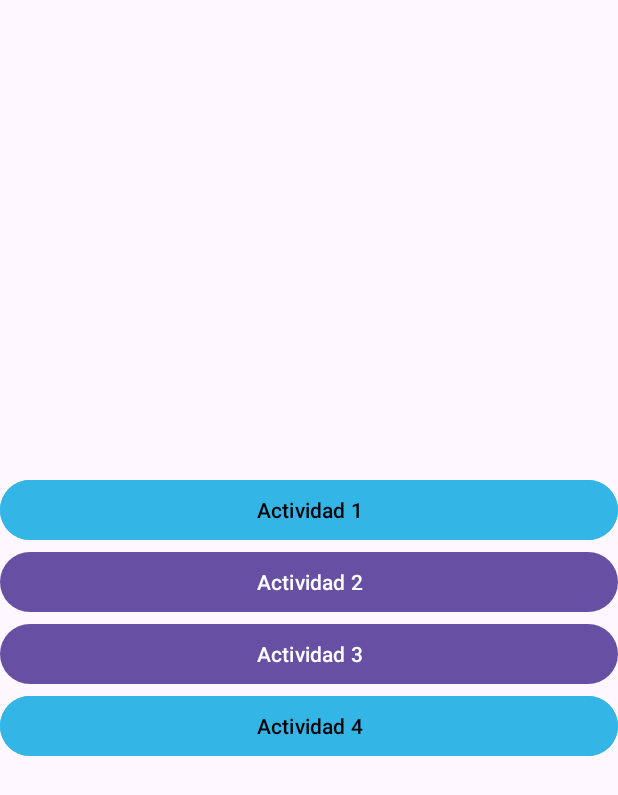
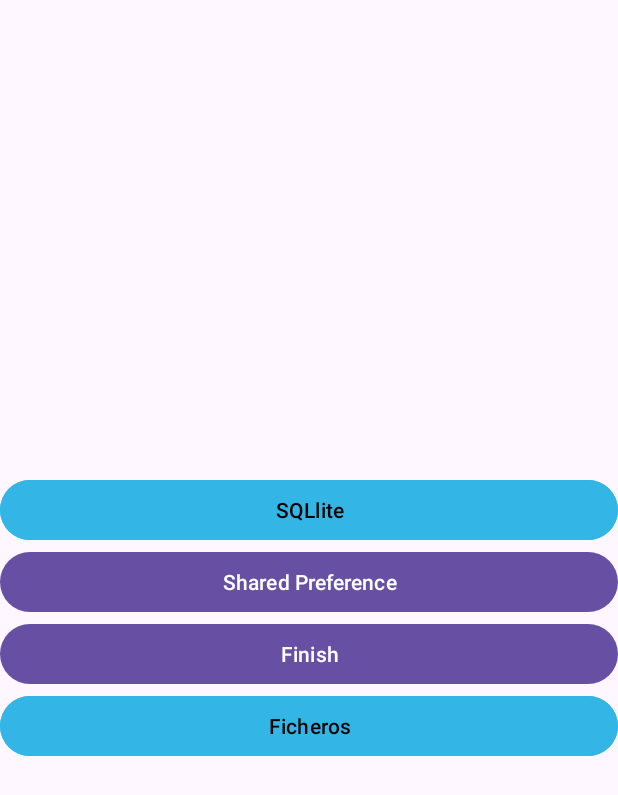
Before and after one commit to Datakokk/modulo-DAM, an Android app: the screen it shows after launch (MainActivity), on a phone screen of 412 x 824 dp. Shown: the top 795 px of the screen. Run offline under Robolectric (Android 15) with nearby library versions, the light colour scheme and no system bars.

Commit message:
PMDM: Se ha agregado el nombre a cada boton que lleva a una funcionalidad especifica

```diff
--- a/PMDM/ClasesAsociadasBotones/app/src/main/res/layout/activity_main.xml
+++ b/PMDM/ClasesAsociadasBotones/app/src/main/res/layout/activity_main.xml
@@ -9,7 +9,7 @@
         android:id="@+id/button1"
         android:layout_width="match_parent"
         android:layout_height="wrap_content"
-        android:text="@string/actividad_1"
+        android:text="SQLlite"
         android:backgroundTint="@android:color/holo_blue_light"
         android:textColor="#000"/>
 
@@ -17,19 +17,19 @@
         android:id="@+id/button2"
         android:layout_width="match_parent"
         android:layout_height="wrap_content"
-        android:text="@string/actividad_2" />
+        android:text="Shared Preference" />
 
     <Button
         android:id="@+id/button3"
         android:layout_width="match_parent"
         android:layout_height="wrap_content"
-        android:text="@string/actividad_3" />
+        android:text="Finish" />
 
     <Button
         android:id="@+id/button4"
         android:layout_width="match_parent"
         android:layout_height="wrap_content"
-        android:text="Actividad 4"
+        android:text="Ficheros"
         android:backgroundTint="@android:color/holo_blue_light"
         android:textColor="#000"/>
 
```
